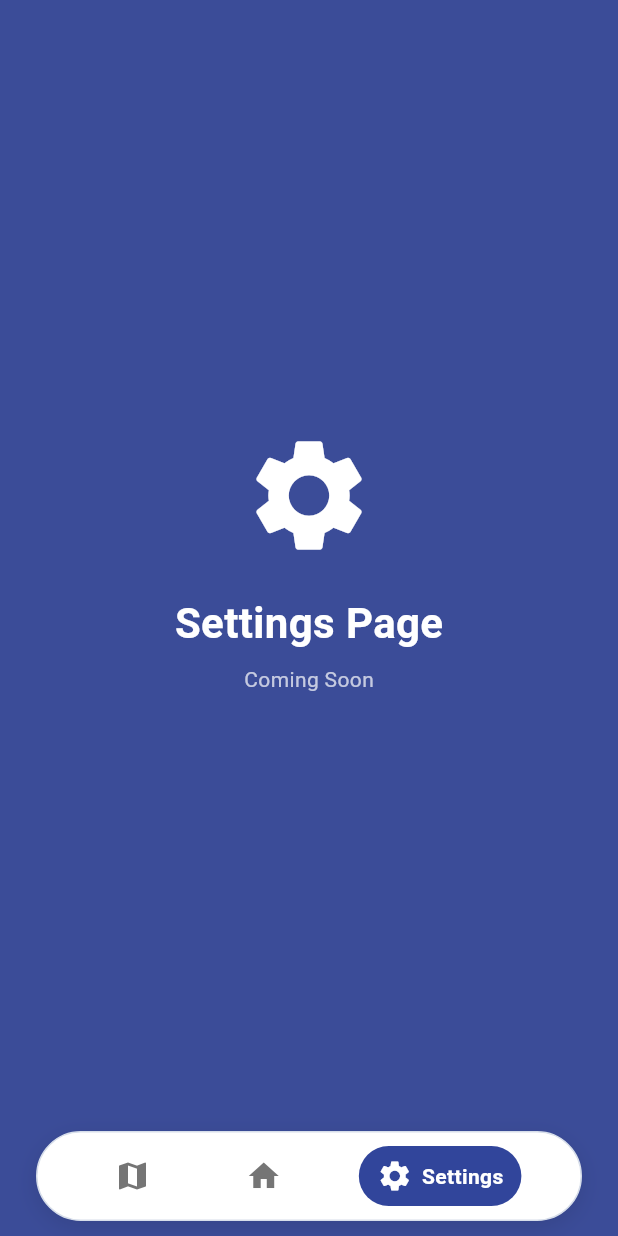
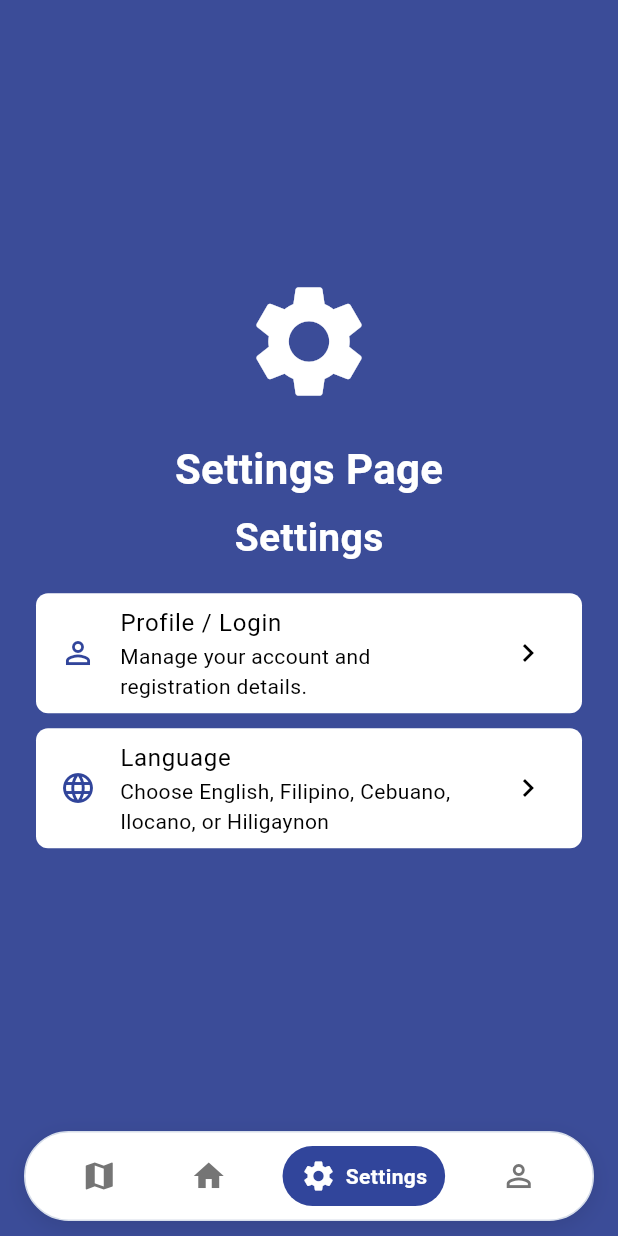
Before and after one commit to 008yam/HealthPH_Plus, a Flutter app: the MainPage screen opened directly, scrolled down 540 dp, after a tap on the "settings" icon, on a phone screen of 412 x 824 dp. Run offline on Flutter 3.47's test engine with Material 3 defaults, Android fonts, the light colour scheme and no system bars; our stand-ins replace flutter_map, latlong2.

Commit message:
Adding the Language Selection and Profile into settings.

```diff
--- a/lib/main_page.dart
+++ b/lib/main_page.dart
@@ -1,5 +1,4 @@
 import 'package:flutter/material.dart';
-import 'package:healthphplus/login_page.dart';
 import 'package:healthphplus/pages/sentiment_pulse_page.dart';
 import 'package:healthphplus/widgets/floating_navbar.dart';
 import 'pages/health_literacy_page.dart';
@@ -56,21 +55,6 @@ class MainPage extends StatelessWidget {
                           height: 55,
                         ),
                         const Spacer(),
-                        IconButton(
-                          icon: const Icon(
-                            Icons.person_outline,
-                            color: Colors.indigo,
-                            size: 22,
-                          ),
-                          onPressed: () {
-                            Navigator.push(
-                              context,
-                              MaterialPageRoute(
-                                builder: (context) => const LoginPage(),
-                              ),
-                            );
-                          },
-                        ),
                       ],
                     ),
                   ),
--- a/lib/pages/settings_page.dart
+++ b/lib/pages/settings_page.dart
@@ -1,4 +1,5 @@
 import 'package:flutter/material.dart';
+import 'language_selection_page.dart';
 import '../widgets/floating_navbar.dart';
 import '../theme/app_theme.dart';
 
@@ -13,14 +14,14 @@ class SettingsPage extends StatelessWidget {
         child: Center(
           child: Container(
             padding: const EdgeInsets.all(24),
-            child: const Column(
+            child: Column(
               mainAxisAlignment: MainAxisAlignment.center,
               children: [
-                Icon(Icons.settings, size: 90, color: Colors.white),
+                const Icon(Icons.settings, size: 90, color: Colors.white),
 
-                SizedBox(height: 20),
+                const SizedBox(height: 20),
 
-                Text(
+                const Text(
                   "Settings Page",
                   style: TextStyle(
                     color: Colors.white,
@@ -29,9 +30,44 @@ class SettingsPage extends StatelessWidget {
                   ),
                 ),
 
-                SizedBox(height: 8),
+                const SizedBox(height: 8),
 
-                Text("Coming Soon", style: TextStyle(color: Colors.white70)),
+                 const Text(
+                  "Settings",
+                  style: TextStyle(
+                    color: Colors.white,
+                    fontSize: 26,
+                    fontWeight: FontWeight.bold
+                  ),
+                ),
+                 const SizedBox(height: 18),
+
+                ListTile(
+                  tileColor: Colors.white,
+                  shape: RoundedRectangleBorder(borderRadius: BorderRadius.circular(8)),
+                  leading: const Icon(Icons.person_outline, color: AppTheme.primary),
+                  title: const Text("Profile / Login"),
+                  subtitle: const Text("Manage your account and registration details."),
+                  trailing: const Icon(Icons.chevron_right),
+                  onTap: () => Navigator.pushNamed(context, '/login'),
+                ),
+
+                const SizedBox(height: 10),
+
+                ListTile(
+                  tileColor: Colors.white,
+                  shape: RoundedRectangleBorder(borderRadius: BorderRadius.circular(8)),
+                  leading: const Icon(Icons.language, color: AppTheme.primary),
+                  title: const Text("Language"),
+                  subtitle: const Text("Choose English, Filipino, Cebuano, Ilocano, or Hiligaynon"),
+                  trailing: const Icon(Icons.chevron_right),
+                  onTap: () {
+                    Navigator.push(
+                      context,
+                      MaterialPageRoute(builder: (_) => const LanguageSelectionPage()),
+                    );
+                  },
+                ),
               ],
             ),
           ),
--- a/lib/widgets/floating_navbar.dart
+++ b/lib/widgets/floating_navbar.dart
@@ -11,6 +11,11 @@ class FloatingNavBar extends StatelessWidget {
 
   void _navigate(BuildContext context, int index) {
     if (index == selectedIndex) return;
+
+    if (index == 3) {
+      Navigator.pushReplacementNamed(context, '/login');
+      return;
+    }
 
     Widget page;
 
@@ -39,7 +44,7 @@ class FloatingNavBar extends StatelessWidget {
     return SafeArea(
       top: false,
       child: Padding(
-        padding: const EdgeInsets.fromLTRB(24, 6, 24, 10),
+        padding: const EdgeInsets.fromLTRB(16, 6, 16, 10),
         child: Container(
           height: 60,
           decoration: BoxDecoration(
@@ -60,6 +65,7 @@ class FloatingNavBar extends StatelessWidget {
               _navItem(context, index: 0, icon: Icons.map, label: "Map"),
               _navItem(context, index: 1, icon: Icons.home, label: "Home"),
               _navItem(context, index: 2, icon: Icons.settings, label: "Settings"),
+              _navItem(context, index: 3, icon: Icons.person_outline, label: "Profile"),
             ],
           ),
         ),
```
Also changed, not shown: lib/login_page.dart (+34 -0 lines).
